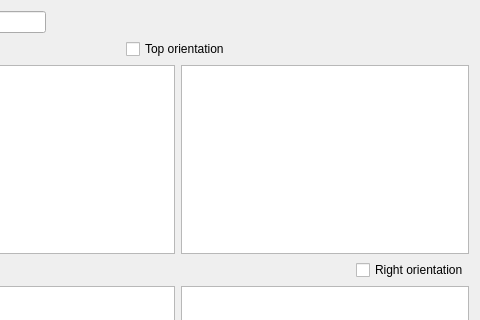
First picture: the form in starviewer/src/core/q2dviewerannotationsconfigurationwidgetbase.ui, repository starviewer-medical/starviewer, before the edit; both pictures show x 124 to 604 and y 0 to 320 of the 604 by 540 pixel window.
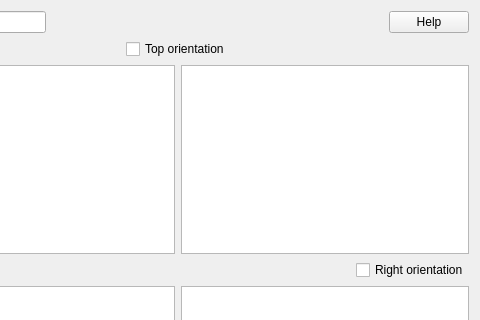
Second picture: the form after the edit. Icons and pictures are not drawn. Custom widgets are drawn as their Qt base class.

Commit message:
ENH: Add a help window to the 2D viewer annotations configuration screen. #2153
The window lists all available variables and allows them to be copied or
dragged to the desired text edit.

```diff
--- a/starviewer/src/core/q2dviewerannotationsconfigurationwidgetbase.ui
+++ b/starviewer/src/core/q2dviewerannotationsconfigurationwidgetbase.ui
@@ -43,6 +43,17 @@
        </property>
       </spacer>
      </item>
+     <item>
+      <widget class="QPushButton" name="m_helpPushButton">
+       <property name="text">
+        <string>Help</string>
+       </property>
+       <property name="icon">
+        <iconset resource="../main/themes/starviewer/starviewer.qrc">
+         <normaloff>:/images/icons/help-about.svg</normaloff>:/images/icons/help-about.svg</iconset>
+       </property>
+      </widget>
+     </item>
     </layout>
    </item>
    <item>
```
The commit also changes 12 other files.
